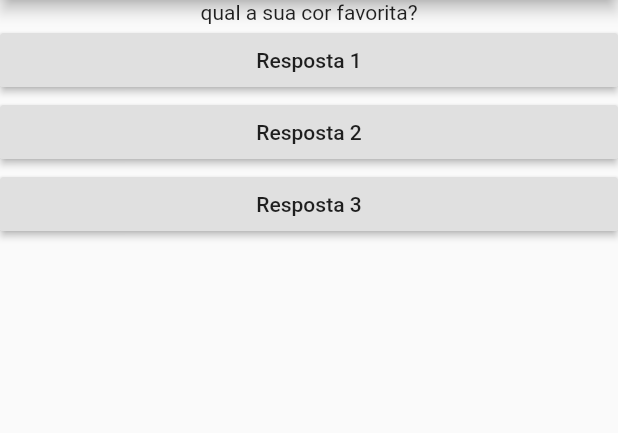
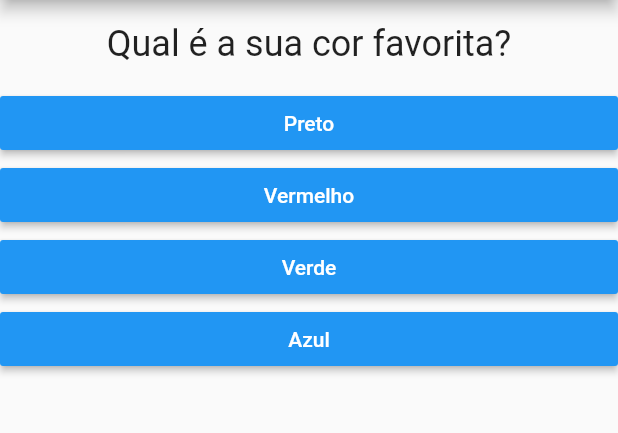
Before and after one commit to felipeolliveira/quiz_flutter, a Flutter app: the screen it shows after launch, on a phone screen of 412 x 824 dp, the part 84-517 px from its top. Run offline on Flutter 3.47's test engine with Material 2 defaults, Android fonts, the phone set to English and light mode, and no system bars.

Commit message:
add: list options quiz map

```diff
--- a/lib/main.dart
+++ b/lib/main.dart
@@ -1,4 +1,6 @@
 import 'package:flutter/material.dart';
+import 'package:quiz_flutter/response_button.dart';
+import 'package:quiz_flutter/question.dart';
 
 main() => runApp(QuizApp());
 
@@ -9,38 +11,43 @@ class _QuizAppState extends State<QuizApp> {
     setState(() {
       _selectedQuestion++;
     });
-    print(_selectedQuestion);
   }
 
   @override
   Widget build(BuildContext context) {
     final quiz = [
-      'qual a sua cor favorita?',
-      'qual o seu animal favorito?',
+      {
+        'question': 'Qual é a sua cor favorita?',
+        'options': ['Preto', 'Vermelho', 'Verde', 'Azul']
+      },
+      {
+        'question': 'Qual é a sua comida favorita?',
+        'options': ['Macarronada', 'Picanha', 'Salada', 'Doces']
+      },
+      {
+        'question': 'Qual é o seu tipo de filme favorito?',
+        'options': [
+          'Aventura',
+          'Romance',
+          'Ficção Científica',
+          'Ação',
+          'Comédia'
+        ]
+      }
     ];
+
+    List<String> allOptions = quiz[_selectedQuestion]['options'];
 
     return MaterialApp(
       home: Scaffold(
         appBar: AppBar(
-          title: Text("Quiz"),
+          title: Text('Quiz'),
           centerTitle: true,
         ),
         body: Column(
-          crossAxisAlignment: CrossAxisAlignment.stretch,
           children: <Widget>[
-            Text(quiz[_selectedQuestion], textAlign: TextAlign.center,),
-            RaisedButton(
-              child: Text("Resposta 1"),
-              onPressed: _response,
-            ),
-            RaisedButton(
-              child: Text("Resposta 2"),
-              onPressed: _response,
-            ),
-            RaisedButton(
-              child: Text("Resposta 3"),
-              onPressed: _response,
-            )
+            Question(quiz[_selectedQuestion]['question']),
+            ...allOptions.map((text) => ResponseButton(text, _response)).toList()
           ],
         ),
       ),
--- /dev/null
+++ b/lib/question.dart
@@ -0,0 +1,22 @@
+import 'package:flutter/material.dart';
+
+class Question extends StatelessWidget {
+  final String text;
+
+  Question(this.text);
+
+  @override
+  Widget build(BuildContext context) {
+    return Container(
+      width: double.infinity,
+      margin: EdgeInsets.all(15),
+      child: Text(
+        text,
+        style: TextStyle(
+        fontSize: 24,
+        ),
+        textAlign: TextAlign.center,
+      ),
+    );
+  }
+}
--- /dev/null
+++ b/lib/response_button.dart
@@ -0,0 +1,21 @@
+import 'package:flutter/material.dart';
+
+class ResponseButton extends StatelessWidget {
+  final String _text;
+  final void Function() _handlePressed;
+
+  ResponseButton(this._text, this._handlePressed);
+
+  @override
+  Widget build(BuildContext context) {
+    return Container(
+      width: double.infinity,
+      child: RaisedButton(
+        textColor: Colors.white,
+        color: Colors.blue,
+        child: Text(_text),
+        onPressed: _handlePressed,
+      ),
+    );
+  }
+}
```
